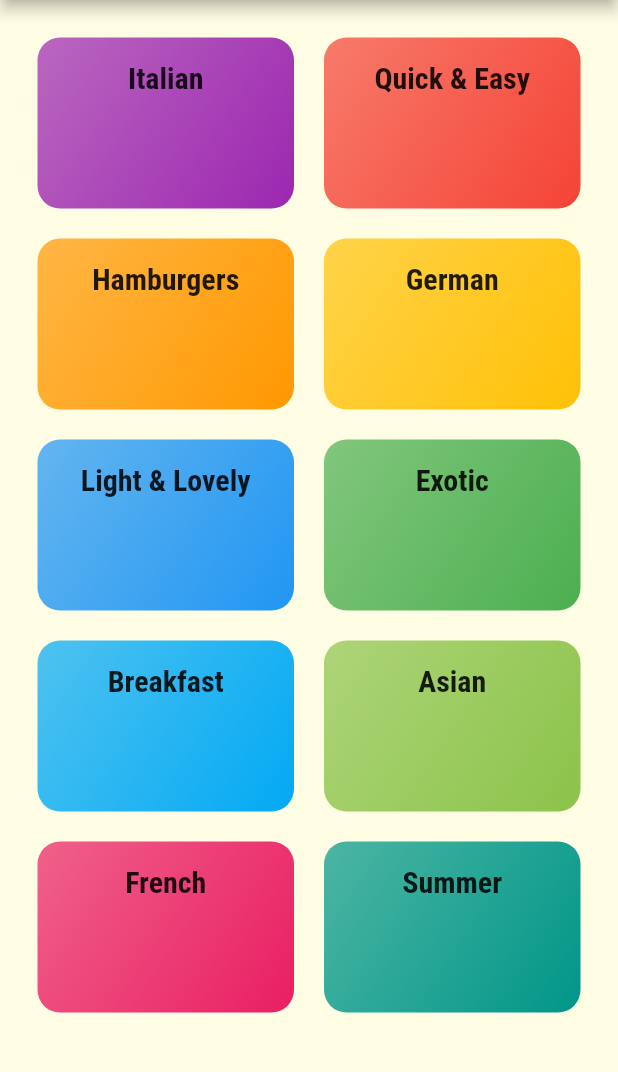
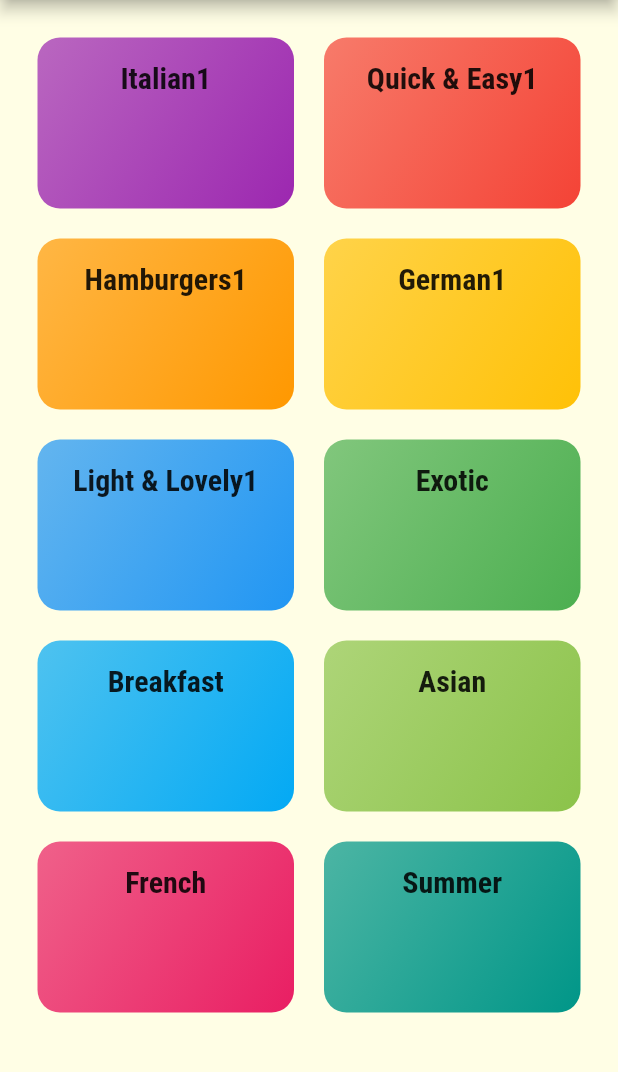
Before and after one commit to ravinosouza/flutter_meal_app, a Flutter app: the screen it shows after launch, on a phone screen of 412 x 824 dp, the part 84-1156 px from its top. Run offline on Flutter 3.47's test engine with Material 2 defaults, Android fonts, the phone set to English and light mode, and no system bars.

Commit message:
changed data

```diff
--- a/lib/dummy_data.dart
+++ b/lib/dummy_data.dart
@@ -6,27 +6,27 @@ import './models/meal.dart';
 const DUMMY_CATEGORIES = const [
   Category(
     id: 'c1',
-    title: 'Italian',
+    title: 'Italian1',
     color: Colors.purple,
   ),
   Category(
     id: 'c2',
-    title: 'Quick & Easy',
+    title: 'Quick & Easy1',
     color: Colors.red,
   ),
   Category(
     id: 'c3',
-    title: 'Hamburgers',
+    title: 'Hamburgers1',
     color: Colors.orange,
   ),
   Category(
     id: 'c4',
-    title: 'German',
+    title: 'German1',
     color: Colors.amber,
   ),
   Category(
     id: 'c5',
-    title: 'Light & Lovely',
+    title: 'Light & Lovely1',
     color: Colors.blue,
   ),
   Category(
--- a/lib/main.dart
+++ b/lib/main.dart
@@ -12,7 +12,7 @@ class MyApp extends StatelessWidget {
   @override
   Widget build(BuildContext context) {
     return MaterialApp(
-      title: 'DeliMeals',
+      title: 'DeliMeals1',
       theme: ThemeData(
           primarySwatch: Colors.pink,
           accentColor: Colors.amber,
--- a/lib/screens/meal_detail.dart
+++ b/lib/screens/meal_detail.dart
@@ -13,7 +13,7 @@ class MealDetailScreen extends StatelessWidget {
         title: Text("${mealData.id}"),
       ),
       body: Center(
-        child: Text("the meal - ${mealData.title}"),
+        child: Text("the meal is - ${mealData.title}"),
       ),
     );
   }
```
